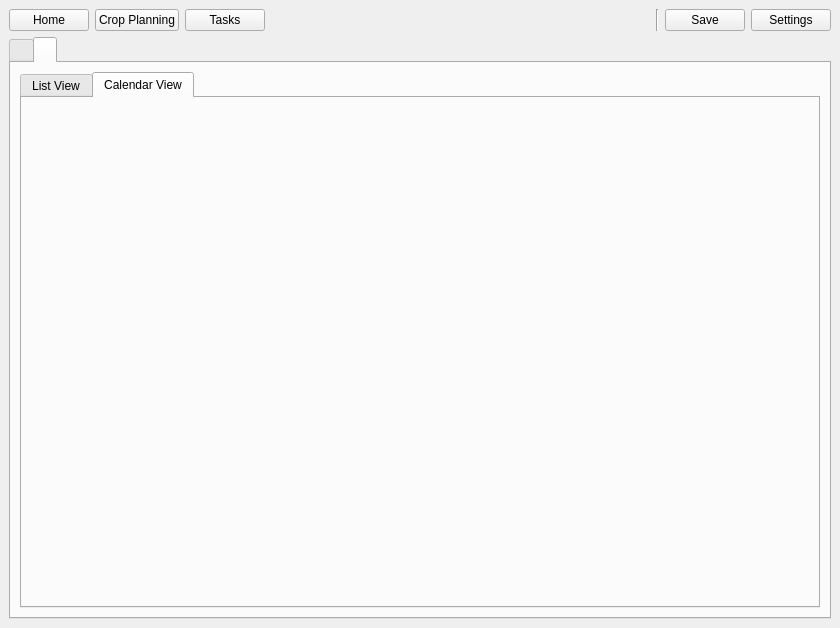
Before: the Qt Designer form Classes/GUI/qmain.ui in Sn1pescope/LVP-Basis, drawn with Qt 5.
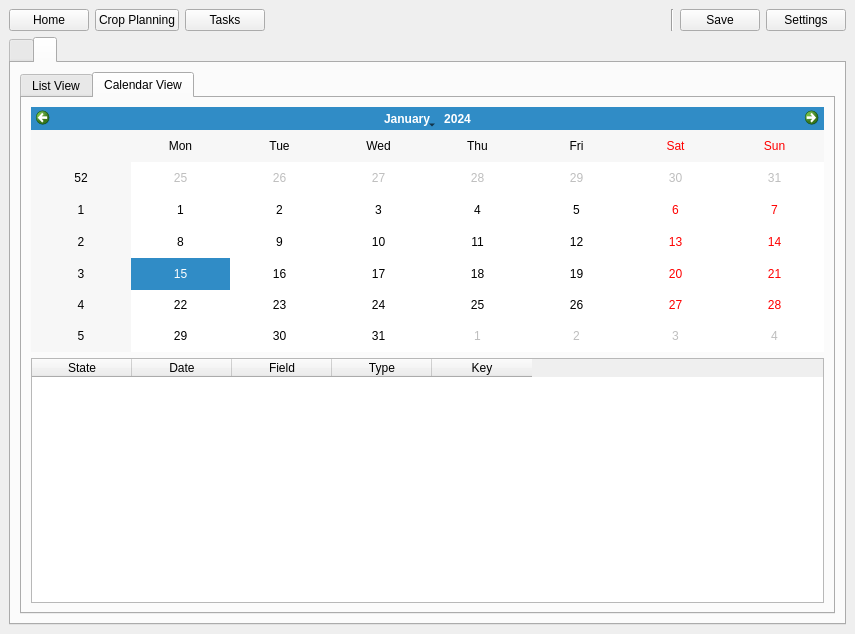
After: the same form once the commit is applied. The open tabs and pages were chosen to show the change. Custom widgets are drawn as their Qt base class.

Commit message:
Calendar View
Added the calendar view for measures
Added functionallity for new edit delete measures buttons

The edit to the form file:
```diff
--- a/Classes/GUI/qmain.ui
+++ b/Classes/GUI/qmain.ui
@@ -9,8 +9,8 @@
    <rect>
     <x>0</x>
     <y>0</y>
-    <width>840</width>
-    <height>628</height>
+    <width>855</width>
+    <height>634</height>
    </rect>
   </property>
   <property name="sizePolicy">
@@ -707,6 +707,49 @@
            <attribute name="title">
             <string>Calendar View</string>
            </attribute>
+           <layout class="QVBoxLayout" name="verticalLayout_5">
+            <item>
+             <widget class="QMeasuresCalendarView" name="calendarWidget"/>
+            </item>
+            <item>
+             <widget class="QTableWidget" name="listCalendar">
+              <property name="editTriggers">
+               <set>QAbstractItemView::NoEditTriggers</set>
+              </property>
+              <property name="selectionMode">
+               <enum>QAbstractItemView::SingleSelection</enum>
+              </property>
+              <property name="selectionBehavior">
+               <enum>QAbstractItemView::SelectRows</enum>
+              </property>
+              <column>
+               <property name="text">
+                <string>State</string>
+               </property>
+              </column>
+              <column>
+               <property name="text">
+                <string>Date</string>
+               </property>
+              </column>
+              <column>
+               <property name="text">
+                <string>Field</string>
+               </property>
+              </column>
+              <column>
+               <property name="text">
+                <string>Type</string>
+               </property>
+              </column>
+              <column>
+               <property name="text">
+                <string>Key</string>
+               </property>
+              </column>
+             </widget>
+            </item>
+           </layout>
           </widget>
          </widget>
         </item>
@@ -717,6 +760,13 @@
    </layout>
   </widget>
  </widget>
+ <customwidgets>
+  <customwidget>
+   <class>QMeasuresCalendarView</class>
+   <extends>QCalendarWidget</extends>
+   <header>Classes/GUI/Overwritten/qmeasurescalendarview.h</header>
+  </customwidget>
+ </customwidgets>
  <resources/>
  <connections>
   <connection>
```
Left out of the diff: 25 changed lines with no effect on the pictures. The commit also changes 25 other files.
